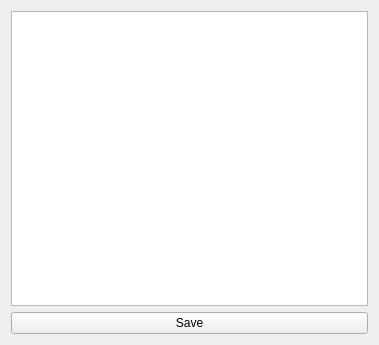
Old version of the form ui/serversettings.ui in the repository Trim/getcal.
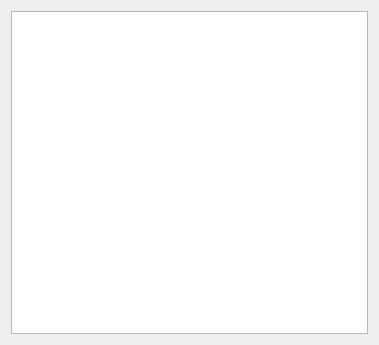
New version of the form.

Commit message: Remove useless button "Save Settings" and improve comments/debug messages

```diff
--- a/ui/serversettings.ui
+++ b/ui/serversettings.ui
@@ -41,13 +41,6 @@
        </property>
       </widget>
      </item>
-     <item>
-      <widget class="QPushButton" name="uiSaveConfigButton">
-       <property name="text">
-        <string>Save</string>
-       </property>
-      </widget>
-     </item>
     </layout>
    </item>
   </layout>
```
The commit also changes 3 other files.
